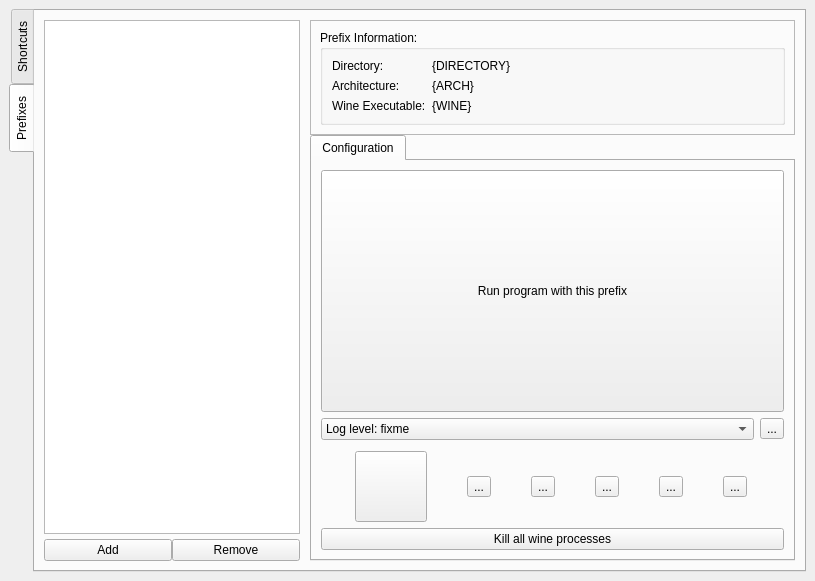
Old version of the form lib/ui/main.ui in the repository Fisk24/Yawpm.
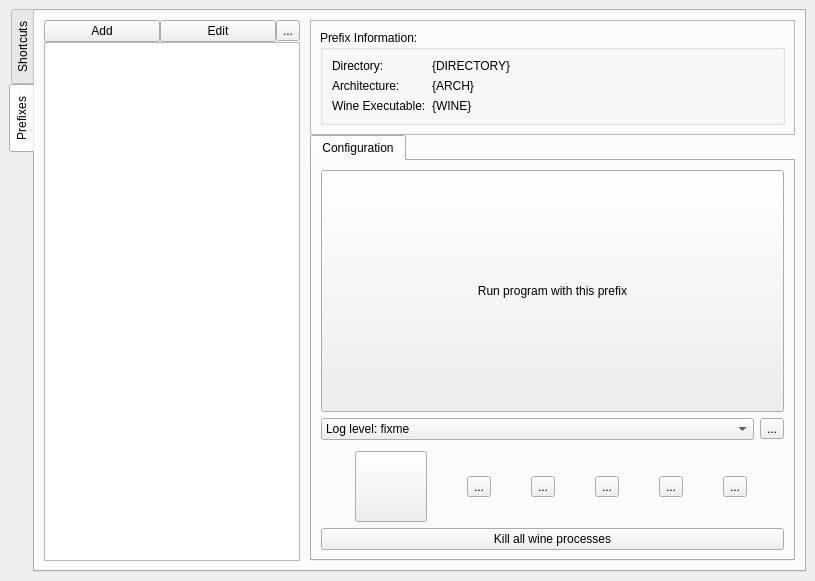
New version of the form. Icons and pictures are not drawn.

```diff
--- a/lib/ui/main.ui
+++ b/lib/ui/main.ui
@@ -91,6 +91,46 @@
             <property name="rightMargin">
              <number>5</number>
             </property>
+            <item>
+             <layout class="QHBoxLayout" name="horizontalLayout_5">
+              <property name="bottomMargin">
+               <number>0</number>
+              </property>
+              <item>
+               <widget class="QPushButton" name="addPrefixPushButton">
+                <property name="text">
+                 <string>Add</string>
+                </property>
+                <property name="icon">
+                 <iconset theme="document-new"/>
+                </property>
+               </widget>
+              </item>
+              <item>
+               <widget class="QPushButton" name="editPrefixPushButton">
+                <property name="text">
+                 <string>Edit</string>
+                </property>
+                <property name="icon">
+                 <iconset theme="document-properties"/>
+                </property>
+               </widget>
+              </item>
+              <item>
+               <widget class="QToolButton" name="removePrefixToolButton">
+                <property name="toolTip">
+                 <string>Remove</string>
+                </property>
+                <property name="text">
+                 <string>...</string>
+                </property>
+                <property name="icon">
+                 <iconset theme="edit-delete"/>
+                </property>
+               </widget>
+              </item>
+             </layout>
+            </item>
             <item>
              <widget class="QListWidget" name="prefixListWidget">
               <property name="sizePolicy">
@@ -113,30 +153,6 @@
               </property>
              </widget>
             </item>
-            <item>
-             <layout class="QHBoxLayout" name="horizontalLayout">
-              <property name="topMargin">
-               <number>5</number>
-              </property>
-              <property name="bottomMargin">
-               <number>0</number>
-              </property>
-              <item>
-               <widget class="QPushButton" name="addPrefixPushButton">
-                <property name="text">
-                 <string>Add</string>
-                </property>
-               </widget>
-              </item>
-              <item>
-               <widget class="QPushButton" name="removePrefixPushButton">
-                <property name="text">
-                 <string>Remove</string>
-                </property>
-               </widget>
-              </item>
-             </layout>
-            </item>
            </layout>
           </item>
           <item>
```
Left out of the diff: 8 changed lines with no effect on the pictures.
